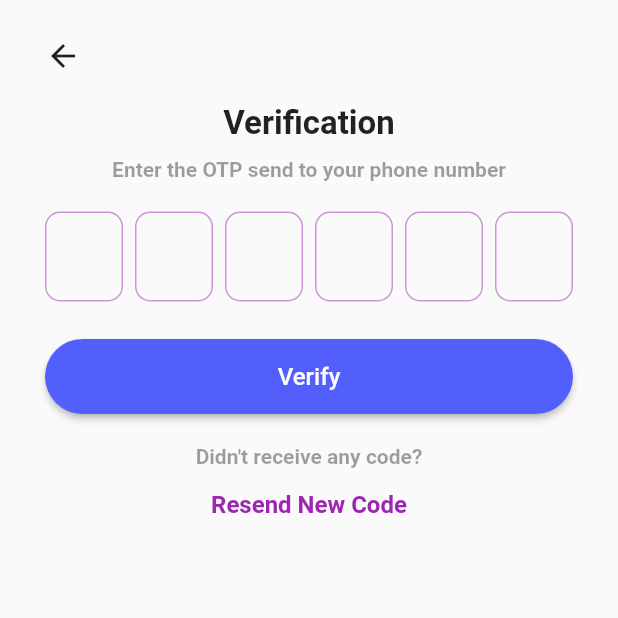
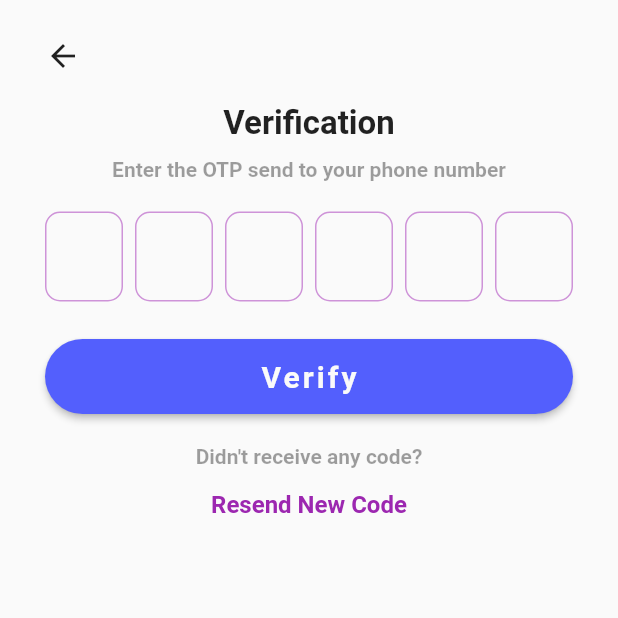
Before and after one commit to RatchanonKhampho/EvStationFinder, a Flutter app: the Forget_otp screen opened directly with empty values, on a phone screen of 412 x 824 dp, the top half of it. Run offline on Flutter 3.47's test engine with Material 2 defaults, Android fonts, the phone set to English and light mode, and no system bars; drawn by our look-alikes of pinput; our stand-ins replace cloud_firestore, connectivity_plus, country_picker, firebase_auth, firebase_core, font_awesome_flutter and 7 more; missing offline and left inert: flutter_facebook_auth; accounts and stored records are empty.

Commit message:
Update custombutton.dart

```diff
--- a/lib/widgetd/custombutton.dart
+++ b/lib/widgetd/custombutton.dart
@@ -9,7 +9,10 @@ class CustomButton extends StatelessWidget {
 
   @override
   Widget build(BuildContext context) {
-    return ElevatedButton(
+    return Container(
+      width: MediaQuery.of(context).size.width - 50,
+      height: 50,
+      child: ElevatedButton(
         onPressed: onPressed,
         style: ButtonStyle(
           foregroundColor: MaterialStateProperty.all<Color>(backgroundwhite),
@@ -20,7 +23,10 @@ class CustomButton extends StatelessWidget {
             ),
           ),
         ),
-      child: Text(text, style: const TextStyle(fontSize: 16)),
+        child: Text(text,
+            style: const TextStyle(
+                fontSize: 20, fontWeight: FontWeight.bold, letterSpacing: 2)),
+      ),
     );
   }
 }
```
Lines whose indentation alone changed are shown as unchanged.
